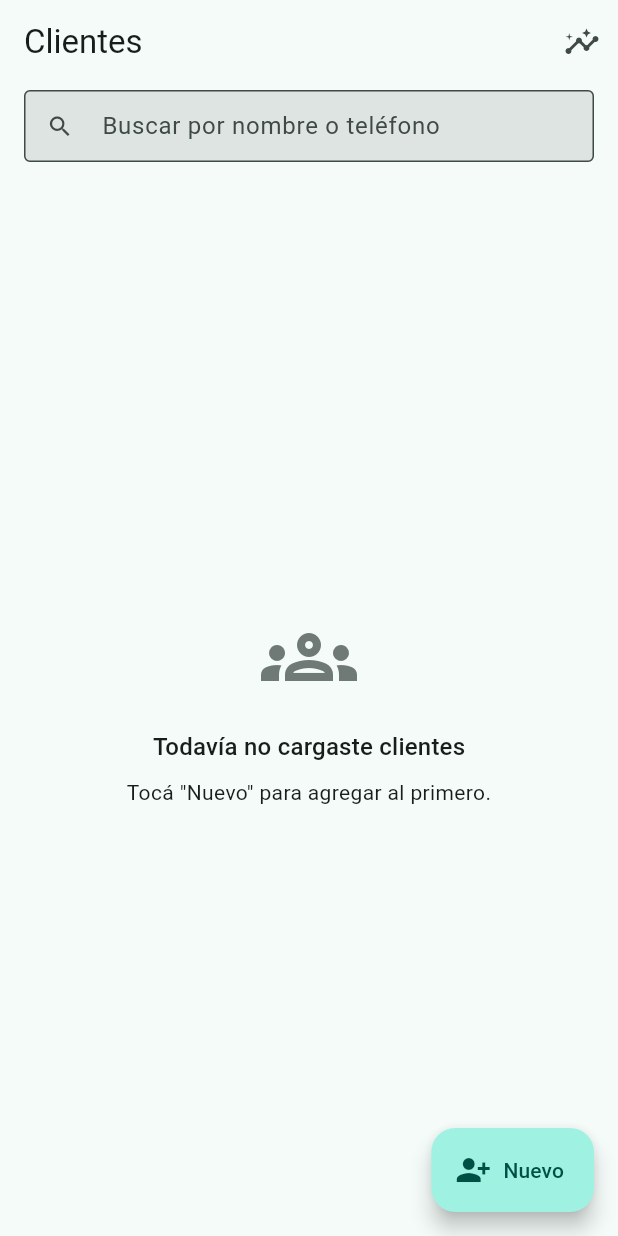
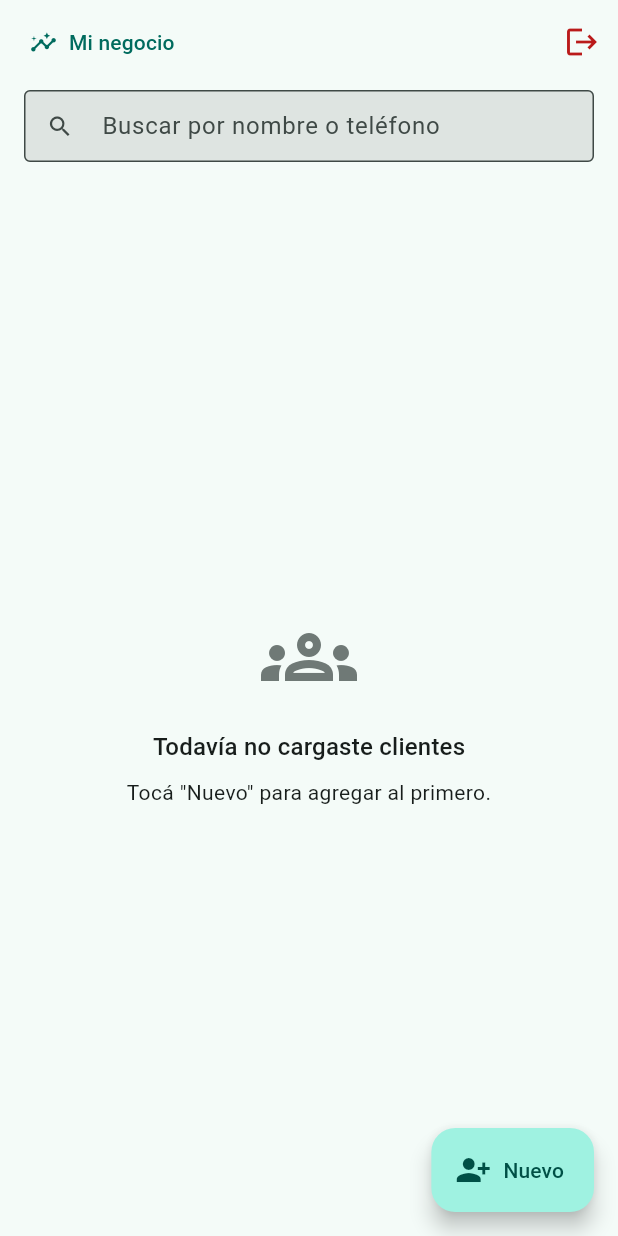
Before and after one commit to angelmaciel/fiado-digital, a Flutter app: the ClientesScreen screen opened by its route, on a phone screen of 412 x 824 dp. Run offline on Flutter 3.47's test engine with Material 3 defaults, Android fonts, the phone set to English and light mode, and no system bars; our stand-ins replace dio, flutter_riverpod, flutter_secure_storage, go_router, google_sign_in; missing offline and left inert: google_sign_in_web; accounts and stored records are empty.

Commit message:
feat(ui): barra de clientes con acceso a "Mi negocio" y salida en rojo
El título "Clientes" pasa a ser un botón que lleva al perfil. A la derecha
queda el nombre del dueño y el cierre de sesión en rojo.

El nombre se oculta por debajo de 420 px de ancho: en un celular chico
competía con el botón de "Mi negocio", y entre los dos es el dato que
menos falta hace.

```diff
--- a/app/lib/src/features/clientes/presentation/clientes_screen.dart
+++ b/app/lib/src/features/clientes/presentation/clientes_screen.dart
@@ -6,6 +6,7 @@ import '../../../core/network/api_exception.dart';
 import '../../../core/router/app_router.dart';
 import '../../../core/theme/app_theme.dart';
 import '../../../core/utils/guaranies.dart';
+import '../../auth/application/auth_controller.dart';
 import '../application/clientes_controller.dart';
 import '../domain/cliente.dart';
 import 'widgets/form_cliente_sheet.dart';
@@ -76,14 +77,16 @@ class _ClientesScreenState extends ConsumerState<ClientesScreen> {
 
     return Scaffold(
       appBar: AppBar(
-        title: const Text('Clientes'),
-        actions: [
-          IconButton(
-            tooltip: 'Mi negocio',
+        titleSpacing: 8,
+        title: Align(
+          alignment: Alignment.centerLeft,
+          child: TextButton.icon(
+            onPressed: () => context.go(Rutas.perfil),
             icon: const Icon(Icons.insights_outlined),
-            onPressed: () => context.go(Rutas.perfil),
+            label: const Text('Mi negocio'),
           ),
-        ],
+        ),
+        actions: const [_NombreDelDueno(), _BotonCerrarSesion()],
         bottom: PreferredSize(
           preferredSize: const Size.fromHeight(64),
           child: Padding(
@@ -139,6 +142,49 @@ class _ClientesScreenState extends ConsumerState<ClientesScreen> {
           );
         },
       ),
+    );
+  }
+}
+
+/// Nombre del dueño en la barra. Se oculta en pantallas angostas: en un
+/// celular chico compite por espacio con el botón de "Mi negocio", y el nombre
+/// propio es el dato menos necesario de los dos.
+class _NombreDelDueno extends ConsumerWidget {
+  const _NombreDelDueno();
+
+  @override
+  Widget build(BuildContext context, WidgetRef ref) {
+    final nombre = ref.watch(
+      authControllerProvider.select((estado) => estado.usuario?.nombre),
+    );
+
+    if (nombre == null || nombre.isEmpty) return const SizedBox.shrink();
+    if (MediaQuery.sizeOf(context).width < 420) return const SizedBox.shrink();
+
+    return Center(
+      child: ConstrainedBox(
+        constraints: const BoxConstraints(maxWidth: 180),
+        child: Text(
+          nombre,
+          overflow: TextOverflow.ellipsis,
+          style: Theme.of(context).textTheme.bodyMedium,
+        ),
+      ),
+    );
+  }
+}
+
+class _BotonCerrarSesion extends ConsumerWidget {
+  const _BotonCerrarSesion();
+
+  @override
+  Widget build(BuildContext context, WidgetRef ref) {
+    final color = Theme.of(context).colorScheme.error;
+
+    return IconButton(
+      tooltip: 'Cerrar sesión',
+      icon: Icon(Icons.logout, color: color),
+      onPressed: () => ref.read(authControllerProvider.notifier).cerrarSesion(),
     );
   }
 }
```
